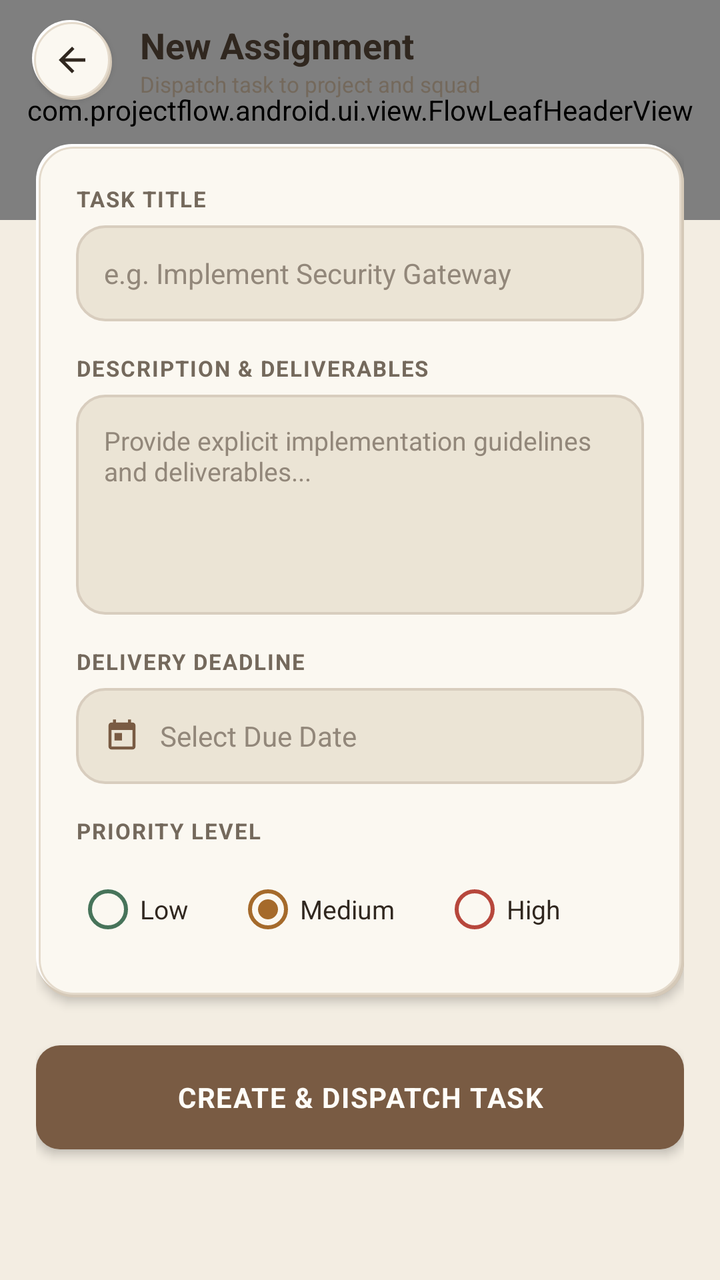
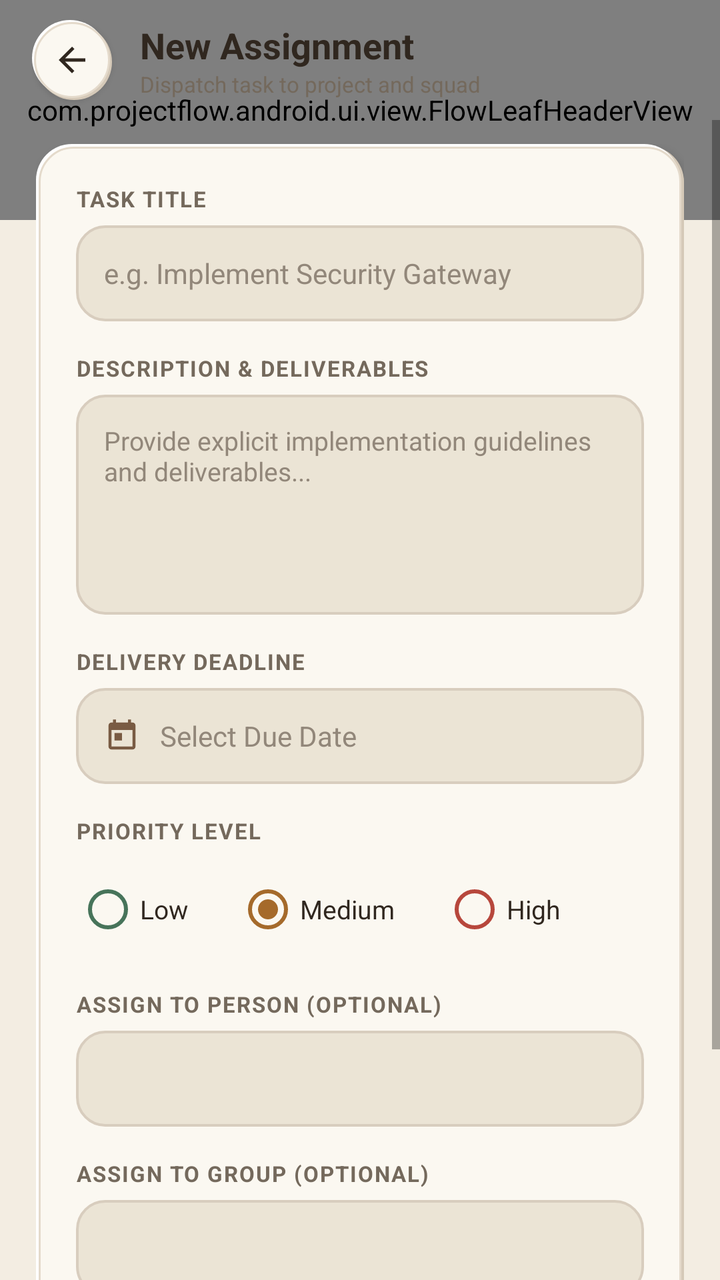

Before-and-after screenshots of an Android layout around one commit, followed by the original layout XML and the change that was made.
<!-- AndroidManifest.xml: application theme Theme.ProjectFlow -->
<!-- res/layout/activity_create_task.xml -->
<?xml version="1.0" encoding="utf-8"?>
<FrameLayout xmlns:android="http://schemas.android.com/apk/res/android"
    xmlns:app="http://schemas.android.com/apk/res-auto"
    android:layout_width="match_parent"
    android:layout_height="match_parent"
    android:fitsSystemWindows="true"
    android:background="@color/earth_bg">

    
    <com.projectflow.android.ui.view.FlowLeafHeaderView
        android:layout_width="match_parent"
        android:layout_height="110dp" />

    <LinearLayout
        android:layout_width="match_parent"
        android:layout_height="match_parent"
        android:orientation="vertical">

        
        <RelativeLayout
            android:layout_width="match_parent"
            android:layout_height="60dp"
            android:gravity="center_vertical"
            android:paddingStart="16dp"
            android:paddingEnd="16dp">

            <FrameLayout
                android:id="@+id/btnBack"
                android:layout_width="40dp"
                android:layout_height="40dp"
                android:layout_alignParentStart="true"
                android:layout_centerVertical="true"
                android:background="@drawable/bg_neu_circle"
                android:elevation="2dp">

                <ImageView
                    android:layout_width="20dp"
                    android:layout_height="20dp"
                    android:layout_gravity="center"
                    android:src="@drawable/ic_arrow_back"
                    app:tint="@color/text_main" />
            </FrameLayout>

            <LinearLayout
                android:layout_width="wrap_content"
                android:layout_height="wrap_content"
                android:layout_centerVertical="true"
                android:layout_marginStart="14dp"
                android:layout_toEndOf="@id/btnBack"
                android:orientation="vertical">

                <TextView
                    android:layout_width="wrap_content"
                    android:layout_height="wrap_content"
                    android:text="New Assignment"
                    android:textColor="@color/text_main"
                    android:textSize="18sp"
                    android:textStyle="bold" />

                <TextView
                    android:layout_width="wrap_content"
                    android:layout_height="wrap_content"
                    android:text="Dispatch task to project and squad"
                    android:textColor="@color/text_secondary"
                    android:textSize="11sp" />
            </LinearLayout>
        </RelativeLayout>

        <ScrollView
            android:layout_width="match_parent"
            android:layout_height="0dp"
            android:layout_weight="1"
            android:fillViewport="true">

            <LinearLayout
                android:layout_width="match_parent"
                android:layout_height="wrap_content"
                android:orientation="vertical"
                android:paddingStart="18dp"
                android:paddingEnd="18dp"
                android:paddingTop="12dp"
                android:paddingBottom="40dp">

                
                <LinearLayout
                    android:layout_width="match_parent"
                    android:layout_height="wrap_content"
                    android:background="@drawable/bg_neu_card"
                    android:elevation="3dp"
                    android:orientation="vertical"
                    android:padding="20dp">

                    
                    <TextView
                        android:layout_width="wrap_content"
                        android:layout_height="wrap_content"
                        android:letterSpacing="0.06"
                        android:text="TASK TITLE"
                        android:textColor="@color/text_secondary"
                        android:textSize="11sp"
                        android:textStyle="bold" />

                    <EditText
                        android:id="@+id/etTaskTitle"
                        android:layout_width="match_parent"
                        android:layout_height="48dp"
                        android:layout_marginTop="6dp"
                        android:background="@drawable/bg_neu_input"
                        android:hint="e.g. Implement Security Gateway"
                        android:importantForAutofill="no"
                        android:inputType="textCapSentences"
                        android:paddingHorizontal="14dp"
                        android:textColor="@color/text_main"
                        android:textColorHint="@color/text_muted"
                        android:textSize="14sp" />

                    
                    <TextView
                        android:layout_width="wrap_content"
                        android:layout_height="wrap_content"
                        android:layout_marginTop="16dp"
                        android:letterSpacing="0.06"
                        android:text="DESCRIPTION &amp; DELIVERABLES"
                        android:textColor="@color/text_secondary"
                        android:textSize="11sp"
                        android:textStyle="bold" />

                    <EditText
                        android:id="@+id/etTaskDesc"
                        android:layout_width="match_parent"
                        android:layout_height="110dp"
                        android:layout_marginTop="6dp"
                        android:background="@drawable/bg_neu_input"
                        android:gravity="top|start"
                        android:hint="Provide explicit implementation guidelines and deliverables..."
                        android:importantForAutofill="no"
                        android:inputType="textMultiLine"
                        android:padding="14dp"
                        android:textColor="@color/text_main"
                        android:textColorHint="@color/text_muted"
                        android:textSize="13sp" />

                    
                    <TextView
                        android:layout_width="wrap_content"
                        android:layout_height="wrap_content"
                        android:layout_marginTop="16dp"
                        android:letterSpacing="0.06"
                        android:text="DELIVERY DEADLINE"
                        android:textColor="@color/text_secondary"
                        android:textSize="11sp"
                        android:textStyle="bold" />

                    <LinearLayout
                        android:layout_width="match_parent"
                        android:layout_height="48dp"
                        android:layout_marginTop="6dp"
                        android:background="@drawable/bg_neu_input"
                        android:gravity="center_vertical"
                        android:paddingHorizontal="14dp">

                        <ImageView
                            android:layout_width="18dp"
                            android:layout_height="18dp"
                            android:src="@drawable/ic_calendar"
                            app:tint="@color/primary_earth" />

                        <EditText
                            android:id="@+id/etTaskDueDate"
                            android:layout_width="match_parent"
                            android:layout_height="match_parent"
                            android:layout_marginStart="10dp"
                            android:background="@null"
                            android:clickable="true"
                            android:focusable="false"
                            android:hint="Select Due Date"
                            android:importantForAutofill="no"
                            android:textColor="@color/text_main"
                            android:textColorHint="@color/text_muted"
                            android:textSize="14sp" />
                    </LinearLayout>

                    
                    <TextView
                        android:layout_width="wrap_content"
                        android:layout_height="wrap_content"
                        android:layout_marginTop="16dp"
                        android:letterSpacing="0.06"
                        android:text="PRIORITY LEVEL"
                        android:textColor="@color/text_secondary"
                        android:textSize="11sp"
                        android:textStyle="bold" />

                    <RadioGroup
                        android:id="@+id/rgPriority"
                        android:layout_width="match_parent"
                        android:layout_height="wrap_content"
                        android:layout_marginTop="8dp"
                        android:orientation="horizontal">

                        <RadioButton
                            android:id="@+id/rbLow"
                            android:layout_width="wrap_content"
                            android:layout_height="wrap_content"
                            android:buttonTint="@color/earth_success"
                            android:text="Low"
                            android:textColor="@color/text_main"
                            android:textSize="13sp" />

                        <RadioButton
                            android:id="@+id/rbMedium"
                            android:layout_width="wrap_content"
                            android:layout_height="wrap_content"
                            android:layout_marginStart="24dp"
                            android:buttonTint="@color/earth_warning"
                            android:checked="true"
                            android:text="Medium"
                            android:textColor="@color/text_main"
                            android:textSize="13sp" />

                        <RadioButton
                            android:id="@+id/rbHigh"
                            android:layout_width="wrap_content"
                            android:layout_height="wrap_content"
                            android:layout_marginStart="24dp"
                            android:buttonTint="@color/earth_danger"
                            android:text="High"
                            android:textColor="@color/text_main"
                            android:textSize="13sp" />
                    </RadioGroup>
                </LinearLayout>

                
                <TextView
                    android:id="@+id/btnSubmitCreateTask"
                    android:layout_width="match_parent"
                    android:layout_height="52dp"
                    android:layout_marginTop="24dp"
                    android:background="@drawable/bg_button_earth"
                    android:elevation="3dp"
                    android:gravity="center"
                    android:letterSpacing="0.04"
                    android:text="CREATE &amp; DISPATCH TASK"
                    android:textColor="@color/white"
                    android:textSize="14sp"
                    android:textStyle="bold" />

            </LinearLayout>
        </ScrollView>
    </LinearLayout>
</FrameLayout>
<!-- resources referenced by this layout -->
<resources>
  <color name="earth_bg">#F3EDE2</color>
  <color name="earth_danger">#B7473C</color>
  <color name="earth_success">#47745A</color>
  <color name="earth_warning">#A56A2B</color>
  <color name="primary_earth">#795B43</color>
  <color name="text_main">#30271F</color>
  <color name="text_muted">#92877A</color>
  <color name="text_secondary">#74695C</color>
  <color name="white">#FFFDF8</color>
  <!-- drawable bg_button_earth (drawable) -->
  <?xml version="1.0" encoding="utf-8"?>
  <ripple xmlns:android="http://schemas.android.com/apk/res/android"
      android:color="#33FFFFFF">
      <item>
          <shape android:shape="rectangle">
              <corners android:radius="12dp" />
              <solid android:color="@color/primary_earth" />
          </shape>
      </item>
  </ripple>
  <!-- drawable bg_neu_input (drawable) -->
  <?xml version="1.0" encoding="utf-8"?>
  <shape xmlns:android="http://schemas.android.com/apk/res/android"
      android:shape="rectangle">
      <corners android:radius="14dp" />
      <solid android:color="@color/neu_surface_pressed" />
      <stroke
          android:width="1.2dp"
          android:color="@color/neu_inset_border" />
      <padding
          android:left="14dp"
          android:top="10dp"
          android:right="14dp"
          android:bottom="10dp" />
  </shape>
  <!-- drawable ic_arrow_back (drawable) -->
  <vector xmlns:android="http://schemas.android.com/apk/res/android"
      android:width="24dp"
      android:height="24dp"
      android:viewportWidth="24"
      android:viewportHeight="24">
    <path
        android:fillColor="#292D28"
        android:pathData="M20,11H7.83l5.59,-5.59L12,4l-8,8 8,8 1.41,-1.41L7.83,13H20v-2z"/>
  </vector>
  <!-- drawable ic_calendar (drawable) -->
  <vector xmlns:android="http://schemas.android.com/apk/res/android"
      android:width="24dp"
      android:height="24dp"
      android:viewportWidth="24"
      android:viewportHeight="24">
      <path
          android:fillColor="@android:color/white"
          android:pathData="M19,3h-1V1h-2v2H8V1H6v2H5C3.89,3 3.01,3.9 3.01,5L3,19c0,1.1 0.89,2 2,2h14c1.1,0 2,-0.9 2,-2V5c0,-1.1 -0.9,-2 -2,-2zm0,16H5V8h14v11zM7,10h5v5H7z" />
  </vector>
  <style name="Theme.ProjectFlow" parent="Theme.MaterialComponents.DayNight.NoActionBar">
          
          <item name="colorPrimary">@color/primary_earth</item>
          <item name="colorPrimaryVariant">@color/deep_earth</item>
          <item name="colorOnPrimary">@color/earth_raised</item>
  
          
          <item name="colorSecondary">@color/muted_clay</item>
          <item name="colorSecondaryVariant">@color/secondary_sand</item>
          <item name="colorOnSecondary">@color/text_main</item>
  
          
          <item name="colorPrimaryDark">#F4F2E9</item>
          <item name="android:windowDrawsSystemBarBackgrounds">true</item>
          <item name="android:statusBarColor">#F4F2E9</item>
          <item name="android:windowLightStatusBar">true</item>
  
          
          <item name="android:windowBackground">@color/earth_bg</item>
          <item name="colorSurface">@color/earth_surface</item>
          <item name="colorOnSurface">@color/text_main</item>
      </style>
  <color name="neu_shadow_deep">#C2B3A0</color>
  <color name="neu_shadow_soft">#D5C9B8</color>
  <color name="neu_highlight">#FFFFFFFF</color>
  <color name="neu_surface">#FBF8F1</color>
  <color name="neu_border">#E4DACB</color>
  <color name="neu_surface_pressed">#EBE4D5</color>
  <color name="neu_inset_border">#D8CDBE</color>
  <color name="deep_earth">#493628</color>
  <color name="earth_raised">#FFFDF8</color>
  <color name="muted_clay">#B69A78</color>
  <color name="secondary_sand">#D9C9B2</color>
  <color name="earth_surface">#FBF8F1</color>
  <!-- unchanged entries left out for length: 2 -->
</resources>

<!-- the commit's change to res/layout/activity_create_task.xml (unified diff, before → after) -->
@@ -228,6 +228,44 @@
                             android:textColor="@color/text_main"
                             android:textSize="13sp" />
                     </RadioGroup>
+
+                    
+                    <TextView
+                        android:layout_width="wrap_content"
+                        android:layout_height="wrap_content"
+                        android:layout_marginTop="16dp"
+                        android:letterSpacing="0.06"
+                        android:text="ASSIGN TO PERSON (OPTIONAL)"
+                        android:textColor="@color/text_secondary"
+                        android:textSize="11sp"
+                        android:textStyle="bold" />
+
+                    <Spinner
+                        android:id="@+id/spAssignPerson"
+                        android:layout_width="match_parent"
+                        android:layout_height="48dp"
+                        android:layout_marginTop="6dp"
+                        android:background="@drawable/bg_neu_input"
+                        android:paddingHorizontal="10dp" />
+
+                    
+                    <TextView
+                        android:layout_width="wrap_content"
+                        android:layout_height="wrap_content"
+                        android:layout_marginTop="16dp"
+                        android:letterSpacing="0.06"
+                        android:text="ASSIGN TO GROUP (OPTIONAL)"
+                        android:textColor="@color/text_secondary"
+                        android:textSize="11sp"
+                        android:textStyle="bold" />
+
+                    <Spinner
+                        android:id="@+id/spAssignGroup"
+                        android:layout_width="match_parent"
+                        android:layout_height="48dp"
+                        android:layout_marginTop="6dp"
+                        android:background="@drawable/bg_neu_input"
+                        android:paddingHorizontal="10dp" />
                 </LinearLayout>
 
                 
